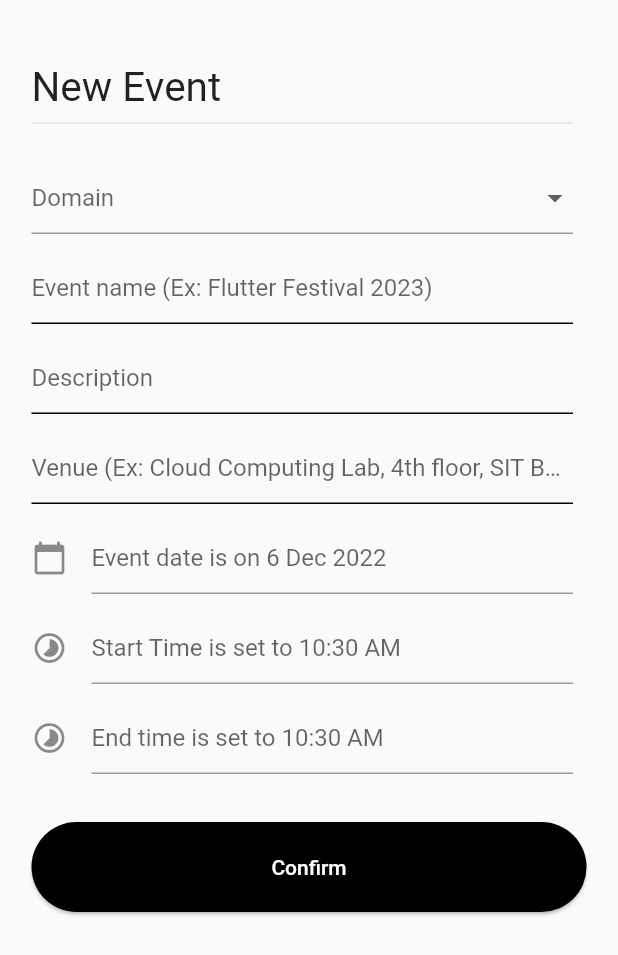
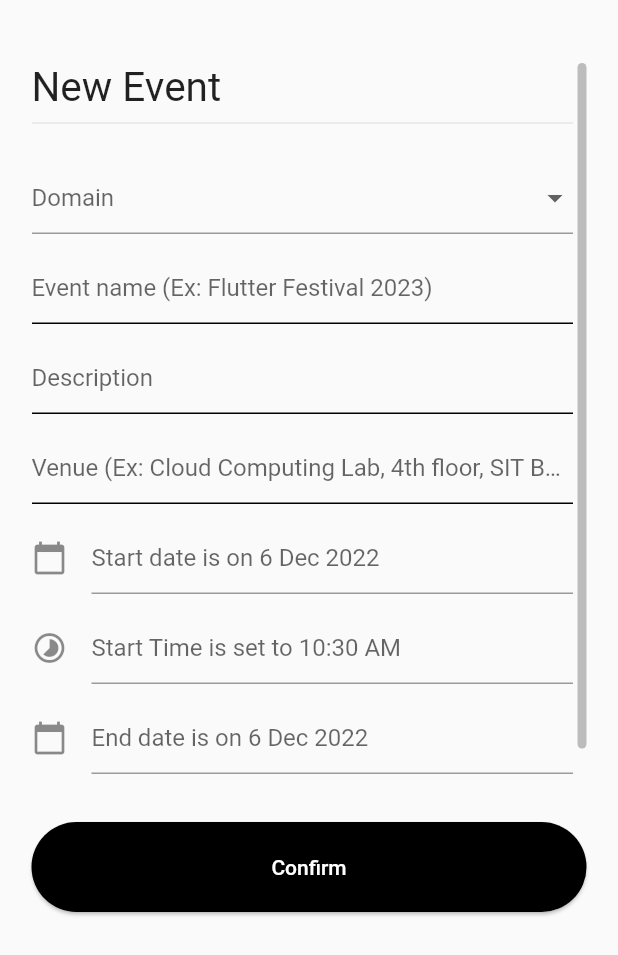
Before and after one commit to codecrafts1126/gdsc_app, a Flutter app: the AddEventBottomSheet widget shown alone on an empty page, opened directly, on a phone screen of 412 x 824 dp. Shown: the top 955 px of the screen. Run offline on Flutter 3.47's test engine with Material 2 defaults, Android fonts, the phone set to English and light mode, and no system bars; our stand-ins replace bloc, dio, firebase_auth, firebase_core, flutter_bloc, google_nav_bar and 2 more; missing offline and left inert: dart:ffi; accounts and stored records are empty; network calls fail.

Commit message:
some changes work like a charm (added 2 dates functionality per event)

```diff
--- a/lib/Models/event_model.dart
+++ b/lib/Models/event_model.dart
@@ -3,7 +3,8 @@ class EventModel {
   final String eventName;
   final String eventDescripion;
   final String eventVenue;
-  final String eventDate;
+  final String eventStartDate;
+  final String eventEndDate;
   final String eventStartTime;
   final String eventEndTime;
 
@@ -12,7 +13,8 @@ class EventModel {
     required this.eventName,
     required this.eventDescripion,
     required this.eventVenue,
-    required this.eventDate,
+    required this.eventStartDate,
+    required this.eventEndDate,
     required this.eventStartTime,
     required this.eventEndTime,
   });
--- a/lib/Widgets/add_event_bottom_sheet.dart
+++ b/lib/Widgets/add_event_bottom_sheet.dart
@@ -18,7 +18,8 @@ class _AddEventBottomSheetState extends State<AddEventBottomSheet> {
   TextEditingController eventName = TextEditingController();
   TextEditingController eventDescription = TextEditingController();
   TextEditingController eventVenue = TextEditingController();
-  DateTime selectedDate = DateTime.now();
+  DateTime startDate = DateTime.now();
+  DateTime endDate = DateTime.now();
   TimeOfDay startTime = TimeOfDay.now();
   TimeOfDay endTime = TimeOfDay.now();
   String domainInitValue = 'General';
@@ -65,8 +66,8 @@ class _AddEventBottomSheetState extends State<AddEventBottomSheet> {
             setState(() {
               if (time != null) {
                 startTime = time;
-                selectedDate = DateTime(selectedDate.year, selectedDate.month,
-                    selectedDate.day, startTime.hour, startTime.minute);
+                startDate = DateTime(startDate.year, startDate.month,
+                    startDate.day, startTime.hour, startTime.minute);
               }
             });
           } else {
@@ -77,35 +78,53 @@ class _AddEventBottomSheetState extends State<AddEventBottomSheet> {
             setState(() {
               if (time != null) {
                 endTime = time;
+                endDate = DateTime(endDate.year, endDate.month, endDate.day,
+                    endDate.hour, endDate.minute);
               }
             });
           }
         });
   }
 
-  Widget dayPicker() {
+  Widget dayPicker(bool isStart) {
     return TextField(
         //editing controller of this TextField
 
         decoration: InputDecoration(
             icon: const Icon(Icons.calendar_today), //icon of text field
-            hintText:
-                "Event date is on ${dateToStringReadable(selectedDate)}" //label text of field
+            hintText: isStart
+                ? "Start date is on ${dateToStringReadable(startDate)}"
+                : "End date is on ${dateToStringReadable(endDate)}" //label text of field
             ),
         readOnly: true, // when true user cannot edit text
         onTap: () async {
+          if (isStart) {
             var date = (await showDatePicker(
                 context: context,
-              initialDate: selectedDate, //get today's date
+                initialDate: startDate, //get today's date
                 firstDate: DateTime(
                     2000), //DateTime.now() - not to allow to choose before today.
                 lastDate: DateTime(2100)));
             setState(() {
               if (date != null) {
-              selectedDate = DateTime(date.year, date.month, date.day,
+                startDate = DateTime(date.year, date.month, date.day,
                     startTime.hour, startTime.minute);
               }
             });
+          } else {
+            var date = (await showDatePicker(
+                context: context,
+                initialDate: endDate, //get today's date
+                firstDate: DateTime(
+                    2000), //DateTime.now() - not to allow to choose before today.
+                lastDate: DateTime(2100)));
+            setState(() {
+              if (date != null) {
+                endDate = DateTime(date.year, date.month, date.day,
+                    endTime.hour, endTime.minute);
+              }
+            });
+          }
         });
   }
 
@@ -175,9 +194,11 @@ class _AddEventBottomSheetState extends State<AddEventBottomSheet> {
                         hintText:
                             "Venue (Ex: Cloud Computing Lab, 4th floor, SIT Base campus"),
                     const SizedBox(height: 12),
-                    dayPicker(),
+                    dayPicker(true),
                     const SizedBox(height: 12),
                     timePicker(true),
+                    const SizedBox(height: 12),
+                    dayPicker(false),
                     const SizedBox(height: 12),
                     timePicker(false),
                   ]),
@@ -203,7 +224,8 @@ class _AddEventBottomSheetState extends State<AddEventBottomSheet> {
               eventName: eventName.text.toString().trim(),
               eventDescripion: eventDescription.text.toString().trim(),
               eventVenue: eventVenue.text.toString().trim(),
-              eventDate: dateToStringWritable(selectedDate),
+              eventStartDate: dateToStringWritable(startDate),
+              eventEndDate: dateToStringWritable(endDate),
               eventStartTime: dateTimeToTimeString(startTime).toString().trim(),
               eventEndTime: dateTimeToTimeString(endTime).toString().trim());
 
--- a/lib/cubit/event/Event_edit/event_edit_cubit.dart
+++ b/lib/cubit/event/Event_edit/event_edit_cubit.dart
@@ -27,7 +27,8 @@ class EventEditCubit extends Cubit<EventEditState> {
           "name": eventData.eventName.toString(),
           "description": eventData.eventDescripion.toString(),
           "venue": eventData.eventVenue.toString(),
-          "date": eventData.eventDate.toString(),
+          "startDate": eventData.eventStartDate.toString(),
+          "endDate": eventData.eventEndDate.toString(),
           "startTime": eventData.eventStartTime.toString(),
           "endTime": eventData.eventEndTime.toString()
         },
--- a/lib/cubit/event/Event_refresh/event_refresh_cubit.dart
+++ b/lib/cubit/event/Event_refresh/event_refresh_cubit.dart
@@ -33,7 +33,8 @@ class EventRefreshCubit extends Cubit<EventRefreshState> {
         if (jsonRes["status"] == true) {
           events = jsonRes["message"];
           sortedEvents = Map.fromEntries(events.entries.toList()
-            ..sort((e1, e2) => e1.value['date'].compareTo(e2.value['date'])));
+            ..sort((e1, e2) =>
+                e1.value['startDate'].compareTo(e2.value['startDate'])));
         } else {
           emit(EventRefreshErrorState(jsonRes["message"].toString()));
         }
--- a/lib/cubit/event/Event_register/event_register_cubit.dart
+++ b/lib/cubit/event/Event_register/event_register_cubit.dart
@@ -26,7 +26,8 @@ class EventRegisterCubit extends Cubit<EventRegisterState> {
           "name": eventData.eventName.toString(),
           "description": eventData.eventDescripion.toString(),
           "venue": eventData.eventVenue.toString(),
-          "date": eventData.eventDate.toString(),
+          "startDate": eventData.eventStartDate.toString(),
+          "endDate": eventData.eventEndDate.toString(),
           "startTime": eventData.eventStartTime.toString(),
           "endTime": eventData.eventEndTime.toString()
         },
```
Also changed, not shown: lib/Screens/Navbar Pages/events_page.dart (+14 -8 lines), lib/Screens/event_details_screen.dart (+9 -2 lines), lib/Widgets/edit_event_bottom_sheet.dart (+34 -11 lines). Lines whose indentation alone changed are shown as unchanged.
